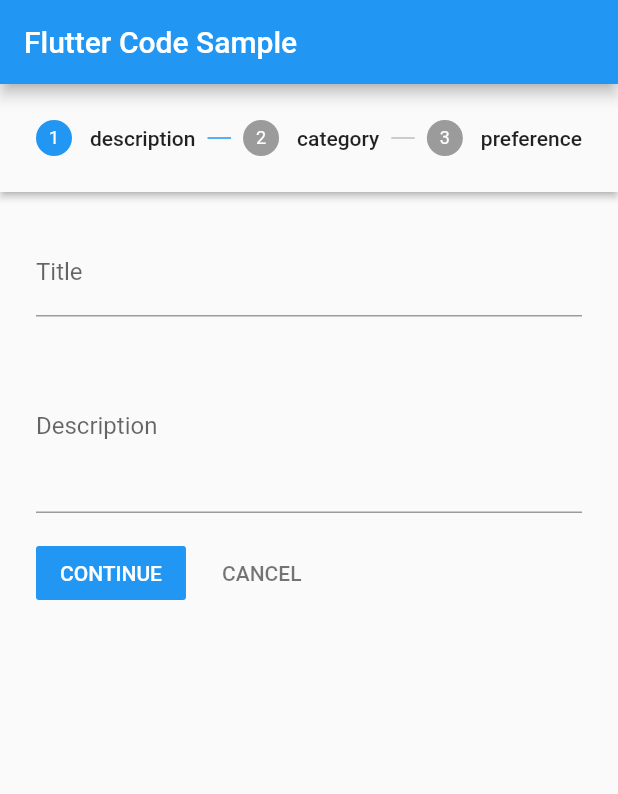
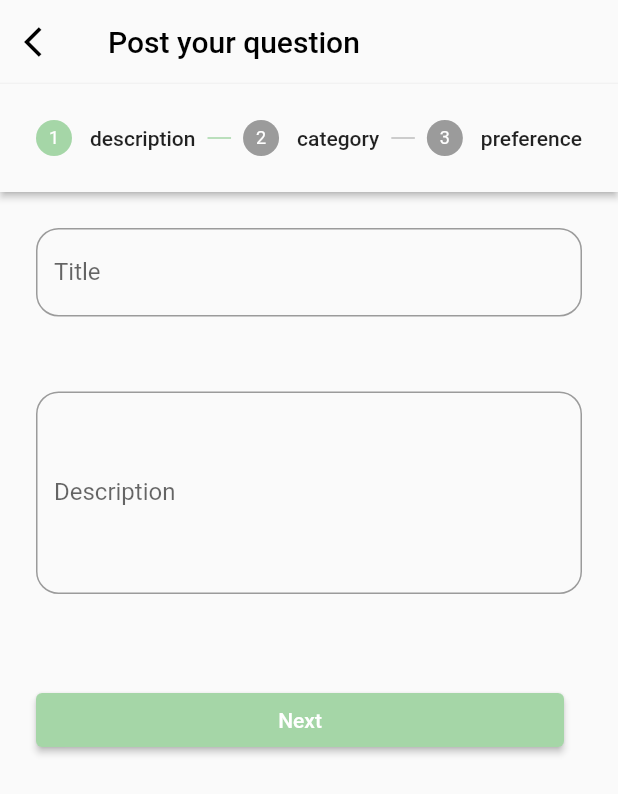
Before and after one commit to nqianhuiii/flutter-practice, a Flutter app: the screen it shows after launch, on a phone screen of 412 x 824 dp. Shown: the top 794 px of the screen. Run offline on Flutter 3.47's test engine with Material 2 defaults, Android fonts, the light colour scheme and no system bars.

Commit message:
fix text input border

```diff
--- a/lib/main.dart
+++ b/lib/main.dart
@@ -5,18 +5,29 @@
 class MyApp extends StatelessWidget {
   const MyApp({super.key});
 
-  static const String _title = 'Flutter Code Sample';
+  static const String _title = 'Post your question';
 
   @override
   Widget build(BuildContext context) {
     return MaterialApp(
       title: _title,
       home: Scaffold(
-        appBar: AppBar(title: const Text(_title)),
-        body: const Center(
-          child: MyStatefulWidget(),
-        ),
-      ),
+          appBar: AppBar(
+            leading: IconButton(
+              icon: const Icon(Icons.arrow_back_ios, color: Colors.black),
+              onPressed: () {},
+            ),
+            title: const Text(_title, style: TextStyle(color: Colors.black)),
+            backgroundColor: Colors.transparent,
+            elevation: 0,
+          ),
+          body: Theme(
+            data: ThemeData(
+                colorScheme: ColorScheme.light(primary: Colors.green.shade200)),
+            child: const Center(
+              child: MyStatefulWidget(),
+            ),
+          )),
     );
   }
 }
@@ -42,7 +53,6 @@
         steps: getSteps(),
         currentStep: _index,
 
-
         // when continue button is tapped
         onStepContinue: () {
           final isLastStep = _index == getSteps().length - 1;
@@ -66,7 +76,33 @@
               : setState(() {
                   _index -= 1;
                 });
-        });
+        },
+
+
+        controlsBuilder: (BuildContext context, ControlsDetails details){
+            final isLastStep = _index == getSteps().length - 1;   // to get the last step in stepper
+          return Row(
+            children: <Widget>[
+              Expanded(
+                child: ElevatedButton(
+                  onPressed: details.onStepContinue,
+                  child: Text(isLastStep? 'Submit' : 'Next')
+                )
+              ),
+
+              const SizedBox(width: 12),
+
+              if(_index != 0)
+              Expanded(
+                child:ElevatedButton(
+                    onPressed: details.onStepCancel,
+                    child: const Text("Back")
+                )
+              ),
+            ],
+          );
+        }
+    );
   }
 
   List<Step> getSteps() => [
@@ -80,28 +116,34 @@
               TextFormField(
                 controller: title,
                 keyboardType: TextInputType.multiline,
-                maxLines: 1,
+                minLines: 1,
+                maxLines: 2,
                 decoration: const InputDecoration(
                   labelText: 'Title',
                   hintText: 'Give your question a short title',
-                  focusedBorder: OutlineInputBorder(
-                      borderSide: BorderSide(color: Colors.grey, width: 1)),
+                  border: OutlineInputBorder(
+                      borderRadius: BorderRadius.all(
+                    Radius.circular(15),
+                  )),
                 ),
               ),
 
-              const SizedBox(height: 15),
+              const SizedBox(height: 50),
 
               TextFormField(
                 controller: description,
                 keyboardType: TextInputType.multiline,
-                maxLines: 4,
+                minLines: 5,
+                maxLines: 5,
                 decoration: const InputDecoration(
                   labelText: 'Description',
                   hintText: 'Tell us more about your question',
-                  focusedBorder: OutlineInputBorder(
-                      borderSide: BorderSide(color: Colors.grey, width: 1)),
+                  border: OutlineInputBorder(
+                      borderRadius: BorderRadius.all(Radius.circular(15))),
                 ),
               ),
+
+              const SizedBox(height: 60),
 
               // const Text('Photo'),
 
```
